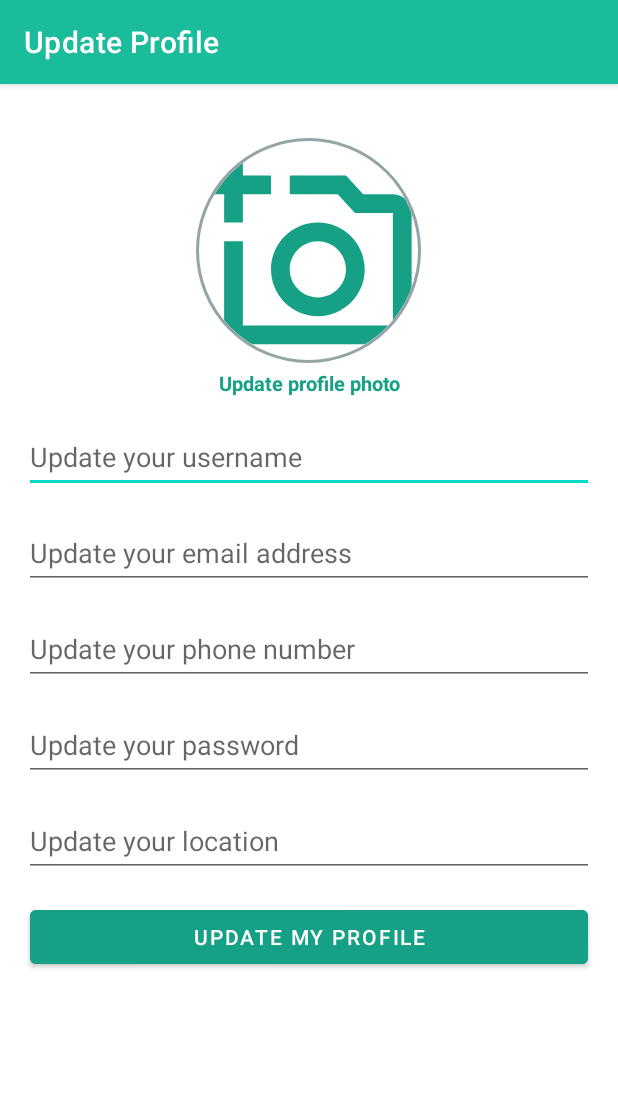
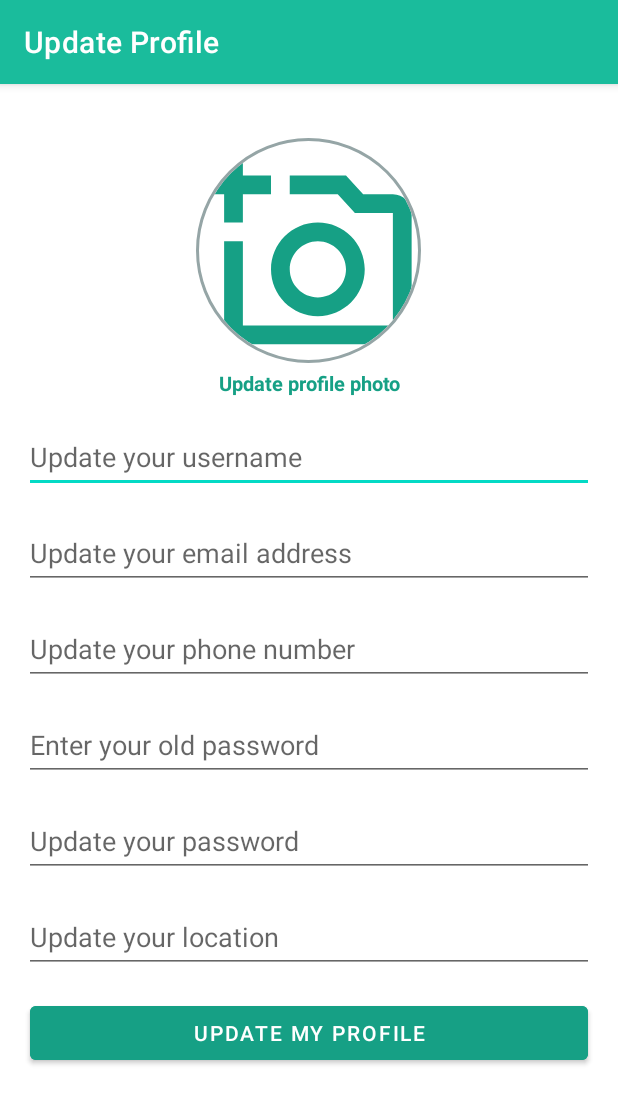
Before and after one commit to SteveDexter24/CSCI3310-Project, an Android app: the EditProfileActivity screen opened directly, with no data from a screen before it, on a phone screen of 412 x 824 dp. Shown: the top 1104 px of the screen. Run offline under Robolectric (Android 15) with nearby library versions, the phone set to English and light mode, and no system bars; our stand-ins replace CircleImageView, Room's generated code; pictures from the network do not load; 6 statements that could not run were skipped.

Commit message:
Add old password field and scroll view

```diff
--- a/app/src/main/java/com/yolo/ecosell/EditProfileActivity.java
+++ b/app/src/main/java/com/yolo/ecosell/EditProfileActivity.java
@@ -19,7 +19,7 @@ import model.UserViewModel;
 
 public class EditProfileActivity extends AppCompatActivity {
 
-    private EditText usernameEditText, emailEditText, passwordEditText, phoneNumberEditText, locationEditText;
+    private EditText usernameEditText, emailEditText, oldPasswordEditText, passwordEditText, phoneNumberEditText, locationEditText;
     private Button updateProfileButton;
     private ImageView profileImageView;
     private UserViewModel userViewModel;
@@ -32,6 +32,7 @@ public class EditProfileActivity extends AppCompatActivity {
         setContentView(R.layout.activity_edit_profile);
         usernameEditText = findViewById(R.id.edit_username);
         emailEditText = findViewById(R.id.edit_email);
+        oldPasswordEditText = findViewById(R.id.edit_old_password);
         passwordEditText = findViewById(R.id.edit_password);
         phoneNumberEditText = findViewById(R.id.edit_phone);
         locationEditText = findViewById(R.id.edit_location);
--- a/app/src/main/res/layout/activity_edit_profile.xml
+++ b/app/src/main/res/layout/activity_edit_profile.xml
@@ -1,10 +1,16 @@
 <?xml version="1.0" encoding="utf-8"?>
+
 <androidx.constraintlayout.widget.ConstraintLayout xmlns:android="http://schemas.android.com/apk/res/android"
     xmlns:app="http://schemas.android.com/apk/res-auto"
     xmlns:tools="http://schemas.android.com/tools"
     android:layout_width="match_parent"
     android:layout_height="match_parent"
     tools:context=".EditProfileActivity">
+
+    <ScrollView
+        android:layout_width="match_parent"
+        android:layout_height="match_parent"
+        android:paddingBottom="12dp">
 
         <LinearLayout
             android:id="@+id/signup_layout"
@@ -27,67 +33,79 @@
                 android:contentDescription="@string/image_button"
                 android:cropToPadding="false"
                 android:focusable="true"
-            app:civ_border_width="2dp"
-            app:civ_border_color="#95a5a6"
                 android:hapticFeedbackEnabled="false"
                 android:scaleType="centerCrop"
                 android:src="@drawable/signup_add_profile_image"
+                app:civ_border_color="#95a5a6"
+                app:civ_border_width="2dp"
                 tools:ignore="SpeakableTextPresentCheck" />
 
             <TextView
                 android:layout_width="match_parent"
                 android:layout_height="wrap_content"
+                android:layout_marginTop="4dp"
+                android:gravity="center_horizontal"
                 android:text="@string/change_profile_photo"
-            android:gravity="center_horizontal"
-            android:layout_marginTop="4dp"
                 android:textColor="@color/primary_variant"
                 android:textSize="13sp"
-            android:textStyle="bold"/>
+                android:textStyle="bold" />
 
             <ProgressBar
                 android:id="@+id/edit_progress"
                 style="?android:attr/progressBarStyleLarge"
+                android:layout_width="wrap_content"
+                android:layout_height="wrap_content"
                 android:layout_gravity="center_horizontal"
-            android:visibility="gone"
-            android:layout_width="wrap_content"
-            android:layout_height="wrap_content"/>
+                android:visibility="gone" />
 
             <LinearLayout
-            android:orientation="vertical"
                 android:id="@+id/edit_profile_form"
                 android:layout_width="match_parent"
-            android:layout_height="wrap_content">
+                android:layout_height="wrap_content"
+                android:orientation="vertical">
 
                 <AutoCompleteTextView
                     android:id="@+id/edit_username"
                     android:layout_width="match_parent"
                     android:layout_height="wrap_content"
+                    android:layout_marginTop="16dp"
                     android:hint="@string/edit_username"
                     android:maxLines="1"
                     android:minHeight="48dp"
-                android:layout_marginTop="16dp"
                     tools:ignore="TextContrastCheck" />
 
                 <AutoCompleteTextView
                     android:id="@+id/edit_email"
                     android:layout_width="match_parent"
                     android:layout_height="wrap_content"
+                    android:layout_marginTop="16dp"
                     android:hint="@string/edit_email_address"
                     android:inputType="textEmailAddress"
                     android:maxLines="1"
                     android:minHeight="48dp"
-                android:layout_marginTop="16dp"
                     tools:ignore="TextContrastCheck" />
 
                 <AutoCompleteTextView
                     android:id="@+id/edit_phone"
                     android:layout_width="match_parent"
                     android:layout_height="wrap_content"
+                    android:layout_marginTop="16dp"
                     android:hint="Update your phone number"
                     android:inputType="textEmailAddress"
                     android:maxLines="1"
                     android:minHeight="48dp"
+                    tools:ignore="TextContrastCheck" />
+
+                <EditText
+                    android:id="@+id/edit_old_password"
+                    android:layout_width="match_parent"
+                    android:layout_height="wrap_content"
                     android:layout_marginTop="16dp"
+                    android:hint="@string/enter_old_password"
+                    android:importantForAutofill="no"
+                    android:inputType="textPassword"
+                    android:maxLines="1"
+                    android:minHeight="48dp"
                     tools:ignore="TextContrastCheck" />
 
                 <EditText
@@ -96,35 +114,37 @@
                     android:layout_height="wrap_content"
                     android:layout_marginTop="16dp"
                     android:hint="@string/change_password"
+                    android:importantForAutofill="no"
                     android:inputType="textPassword"
                     android:maxLines="1"
                     android:minHeight="48dp"
-                tools:ignore="TextContrastCheck"
-                android:importantForAutofill="no" />
+                    tools:ignore="TextContrastCheck" />
 
                 <AutoCompleteTextView
                     android:id="@+id/edit_location"
                     android:layout_width="match_parent"
                     android:layout_height="wrap_content"
+                    android:layout_marginTop="16dp"
                     android:hint="@string/change_location"
                     android:maxLines="1"
                     android:minHeight="48dp"
-                android:layout_marginTop="16dp"
                     tools:ignore="TextContrastCheck" />
 
                 <Button
                     android:id="@+id/edit_profile_button"
                     android:layout_width="match_parent"
                     android:layout_height="wrap_content"
+                    android:layout_marginHorizontal="4dp"
                     android:layout_marginTop="16dp"
                     android:backgroundTint="@color/primary_variant"
                     android:text="@string/update_profile"
                     android:textColor="@color/white"
                     app:cornerRadius="4dp"
-                android:layout_marginHorizontal="4dp"
                     tools:ignore="TextContrastCheck" />
             </LinearLayout>
 
         </LinearLayout>
 
+    </ScrollView>
+
 </androidx.constraintlayout.widget.ConstraintLayout>
--- a/app/src/main/res/values/strings.xml
+++ b/app/src/main/res/values/strings.xml
@@ -45,4 +45,5 @@
     <string name="update_profile">Update my profile</string>
     <string name="change_password">Update your password</string>
     <string name="change_location">Update your location</string>
+    <string name="enter_old_password">Enter your old password</string>
 </resources>
```
Lines whose indentation alone changed are shown as unchanged.
